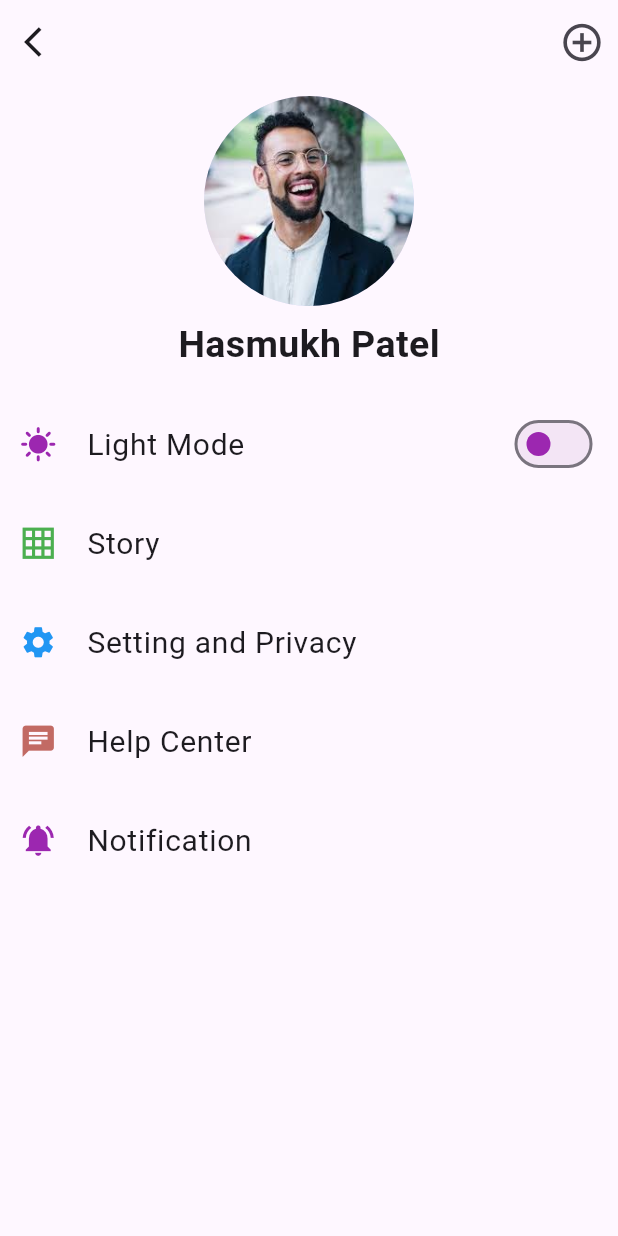
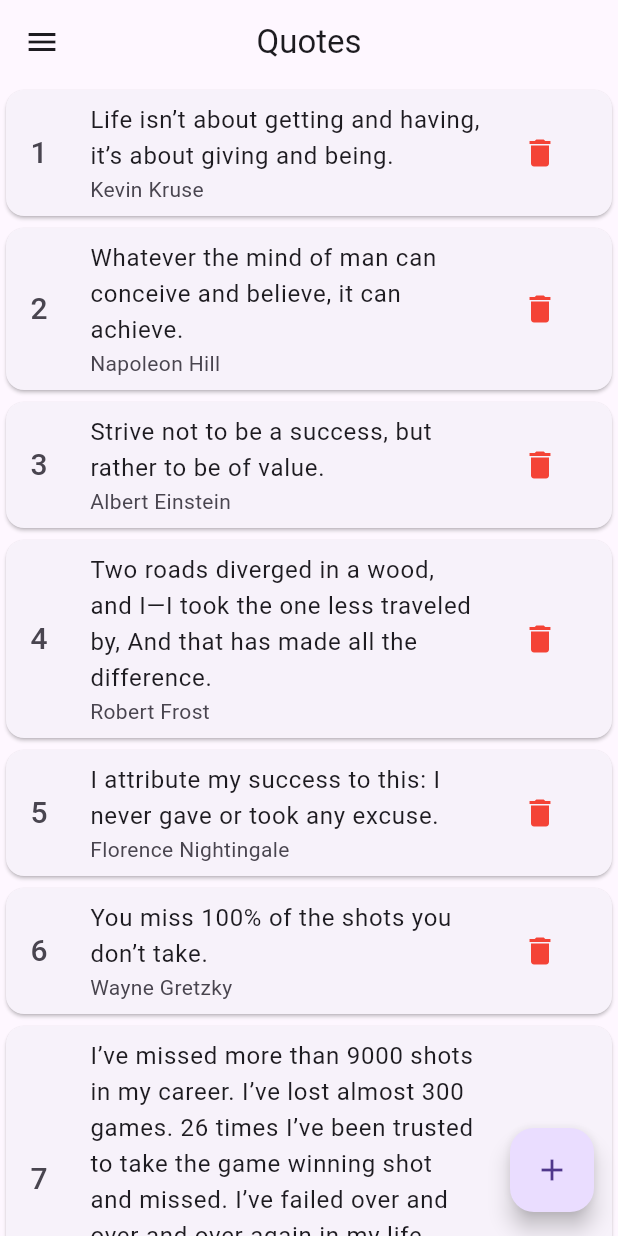
Before and after one commit to Dipeshmaurya1/AdvFlutterCh1, a Flutter app: the screen it shows after launch, on a phone screen of 412 x 824 dp. Run offline on Flutter 3.47's test engine with Material 3 defaults, Android fonts, the phone set to English and light mode, and no system bars.

Commit message:
11-07-24

```diff
--- a/lib/Screens/DailyTask/Task 1.2/View/screen_1.dart
+++ b/lib/Screens/DailyTask/Task 1.2/View/screen_1.dart
@@ -75,13 +75,6 @@ class _StepperExampleState extends State<StepperExample> {
         ),
         floatingActionButton: FloatingActionButton(
           onPressed: () {
-            setState(() {
-              if (isGrid) {
-                isGrid = false;
-              } else {
-                isGrid = true;
-              }
-            });
           },
           child: (isGrid) ? const Icon(Icons.grid_4x4) : const Icon(Icons.list),
         ),
--- a/lib/Screens/DailyTask/Task 1.4/View/HomePage.dart
+++ b/lib/Screens/DailyTask/Task 1.4/View/HomePage.dart
@@ -1,7 +1,5 @@
 import 'package:flutter/material.dart';
 import 'package:provider/provider.dart';
-
-import '../../Task 1.1/View/switchDarkTheme_toLightTheme.dart';
 import '../Provider/theme_change_provider.dart';
 import 'Component/ListTile.dart';
 
@@ -41,7 +39,7 @@ class ChangeThemeScreen extends StatelessWidget {
               Text('Hasmukh Patel',style: TextStyle(fontSize: 25,fontWeight: FontWeight.bold),),
               SizedBox(height: 15,),
               ListTiles(
-                name: Provider.of<ChangeThemeProvider>(context, listen: true).darkMode
+                name: Provider.of<ChangeThemeProvider>(context, listen: true).isDark
                     ? 'Dark Mode'
                     : 'Light Mode',
                 icon: Provider.of<ChangeThemeProvider>(context, listen: true).isDark
--- /dev/null
+++ b/lib/Screens/DailyTask/Task 1.5/Model/quoteModel.dart
@@ -0,0 +1,18 @@
+import 'package:flutter/material.dart';
+class QuoteModel
+{
+  String? author;
+  String? quote;
+  QuoteModel({this.author,this.quote});
+  factory QuoteModel.fromQuote(Map m1){
+    return QuoteModel(author: m1['author'], quote: m1['quote']);
+  }
+  List<QuoteModel> quoteModelList = [];
+  QuoteModel.toList(List l1)
+  {
+    for(int i=0; i<l1.length;i++)
+    {
+      quoteModelList.add(QuoteModel.fromQuote(l1[i]));
+    }
+  }
+}
--- /dev/null
+++ b/lib/Screens/DailyTask/Task 1.5/Provider/quoteData_provider.dart
@@ -0,0 +1,13 @@
+import 'package:advance_flutter_ch1/Utils/quoteList.dart';
+import 'package:flutter/material.dart';
+class QuoteDataProvider extends ChangeNotifier
+{
+  String? quote;
+  String? author;
+
+  void quoteData()
+  {
+    quoteList.insert(0, {'quote': quote, 'author': author});
+    notifyListeners();
+  }
+}
--- /dev/null
+++ b/lib/Screens/DailyTask/Task 1.5/View/QuoteScreen.dart
@@ -0,0 +1,39 @@
+
+
+import 'package:advance_flutter_ch1/Screens/DailyTask/Task%201.5/Model/quoteModel.dart';
+import 'package:flutter/material.dart';
+
+import '../../../../Utils/quoteList.dart';
+
+class QuoteScreen extends StatelessWidget {
+  const QuoteScreen({super.key});
+  @override
+  Widget build(BuildContext context) {
+    QuoteModelText = QuoteModel.toList(quoteList);
+    return Scaffold(
+      appBar: AppBar(
+        leading: Icon(Icons.menu),
+        centerTitle: true,
+        title: Text('Quotes'),
+
+      ),
+      body: ListView.builder(itemCount: quoteList.length,itemBuilder: (context, index) => Card(
+        child: ListTile(
+          leading: Text('${index + 1}',style: TextStyle(fontSize: 20),),
+          title: Text(QuoteModelText.quoteModelList[index].quote!),
+          subtitle: Text(QuoteModelText.quoteModelList[index].author!),
+          trailing: IconButton(onPressed: () {
+
+          }, icon: Icon(Icons.delete,color: Colors.red,)),
+        ),
+      ),),
+      floatingActionButton: FloatingActionButton(
+        onPressed: () {
+
+        },
+        child: Icon(Icons.add),
+      ),
+    );
+  }
+}
+QuoteModel QuoteModelText = QuoteModel();
--- /dev/null
+++ b/lib/Utils/quoteList.dart
@@ -0,0 +1,455 @@
+List quoteList = [
+  {
+    "quote":
+    "Life isn’t about getting and having, it’s about giving and being.",
+    "author": "Kevin Kruse"
+  },
+  {
+    "quote":
+    "Whatever the mind of man can conceive and believe, it can achieve.",
+    "author": "Napoleon Hill"
+  },
+  {
+    "quote": "Strive not to be a success, but rather to be of value.",
+    "author": "Albert Einstein"
+  },
+  {
+    "quote":
+    "Two roads diverged in a wood, and I—I took the one less traveled by, And that has made all the difference.",
+    "author": "Robert Frost"
+  },
+  {
+    "quote": "I attribute my success to this: I never gave or took any excuse.",
+    "author": "Florence Nightingale"
+  },
+  {
+    "quote": "You miss 100% of the shots you don’t take.",
+    "author": "Wayne Gretzky"
+  },
+  {
+    "quote":
+    "I’ve missed more than 9000 shots in my career. I’ve lost almost 300 games. 26 times I’ve been trusted to take the game winning shot and missed. I’ve failed over and over and over again in my life. And that is why I succeed.",
+    "author": "Michael Jordan"
+  },
+  {
+    "quote":
+    "The most difficult thing is the decision to act, the rest is merely tenacity.",
+    "author": "Amelia Earhart"
+  },
+  {
+    "quote": "Every strike brings me closer to the next home run.",
+    "author": "Babe Ruth"
+  },
+  {
+    "quote":
+    "Definiteness of purpose is the starting point of all achievement.",
+    "author": "W. Clement Stone"
+  },
+  {
+    "quote":
+    "We must balance conspicuous consumption with conscious capitalism.",
+    "author": "Kevin Kruse"
+  },
+  {
+    "quote":
+    "Life is what happens to you while you’re busy making other plans.",
+    "author": "John Lennon"
+  },
+  {"quote": "We become what we think about.", "author": "Earl Nightingale"},
+  {
+    "quote":
+    "Twenty years from now you will be more disappointed by the things that you didn’t do than by the ones you did do, so throw off the bowlines, sail away from safe harbor, catch the trade winds in your sails.  Explore, Dream, Discover.",
+    "author": "Mark Twain"
+  },
+  {
+    "quote": "Life is 10% what happens to me and 90% of how I react to it.",
+    "author": "Charles Swindoll"
+  },
+  {
+    "quote":
+    "The most common way people give up their power is by thinking they don’t have any.",
+    "author": "Alice Walker"
+  },
+  {
+    "quote": "The mind is everything. What you think you become.",
+    "author": "Buddha"
+  },
+  {
+    "quote":
+    "The best time to plant a tree was 20 years ago. The second best time is now.",
+    "author": "Chinese Proverb"
+  },
+  {"quote": "An unexamined life is not worth living.", "author": "Socrates"},
+  {
+    "quote": "Eighty percent of success is showing up.",
+    "author": "Woody Allen"
+  },
+  {
+    "quote":
+    "Your time is limited, so don’t waste it living someone else’s life.",
+    "author": "Steve Jobs"
+  },
+  {
+    "quote": "Winning isn’t everything, but wanting to win is.",
+    "author": "Vince Lombardi"
+  },
+  {
+    "quote":
+    "I am not a product of my circumstances. I am a product of my decisions.",
+    "author": "Stephen Covey"
+  },
+  {
+    "quote":
+    "Every child is an artist.  The problem is how to remain an artist once he grows up.",
+    "author": "Pablo Picasso"
+  },
+  {
+    "quote":
+    "You can never cross the ocean until you have the courage to lose sight of the shore.",
+    "author": "Christopher Columbus"
+  },
+  {
+    "quote":
+    "I’ve learned that people will forget what you said, people will forget what you did, but people will never forget how you made them feel.",
+    "author": "Maya Angelou"
+  },
+  {
+    "quote": "Either you run the day, or the day runs you.",
+    "author": "Jim Rohn"
+  },
+  {
+    "quote": "Whether you think you can or you think you can’t, you’re right.",
+    "author": "Henry Ford"
+  },
+  {
+    "quote":
+    "The two most important days in your life are the day you are born and the day you find out why.",
+    "author": "Mark Twain"
+  },
+  {
+    "quote":
+    "Whatever you can do, or dream you can, begin it.  Boldness has genius, power and magic in it.",
+    "author": "Johann Wolfgang von Goethe"
+  },
+  {"quote": "The best revenge is massive success.", "author": "Frank Sinatra"},
+  {
+    "quote":
+    "People often say that motivation doesn’t last. Well, neither does bathing.  That’s why we recommend it daily.",
+    "author": "Zig Ziglar"
+  },
+  {
+    "quote": "Life shrinks or expands in proportion to one’s courage.",
+    "author": "Anais Nin"
+  },
+  {
+    "quote":
+    "If you hear a voice within you say “you cannot paint,” then by all means paint and that voice will be silenced.",
+    "author": "Vincent Van Gogh"
+  },
+  {
+    "quote":
+    "There is only one way to avoid criticism: do nothing, say nothing, and be nothing.",
+    "author": "Aristotle"
+  },
+  {
+    "quote":
+    "Ask and it will be given to you; search, and you will find; knock and the door will be opened for you.",
+    "author": "Jesus"
+  },
+  {
+    "quote":
+    "The only person you are destined to become is the person you decide to be.",
+    "author": "Ralph Waldo Emerson"
+  },
+  {
+    "quote":
+    "Go confidently in the direction of your dreams.  Live the life you have imagined.",
+    "author": "Henry David Thoreau"
+  },
+  {
+    "quote":
+    "When I stand before God at the end of my life, I would hope that I would not have a single bit of talent left and could say, I used everything you gave me.",
+    "author": "Erma Bombeck"
+  },
+  {
+    "quote":
+    "Few things can help an individual more than to place responsibility on him, and to let him know that you trust him.",
+    "author": "Booker T. Washington"
+  },
+  {
+    "quote":
+    "Certain things catch your eye, but pursue only those that capture the heart.",
+    "author": " Ancient Indian Proverb"
+  },
+  {
+    "quote": "Believe you can and you’re halfway there.",
+    "author": "Theodore Roosevelt"
+  },
+  {
+    "quote": "Everything you’ve ever wanted is on the other side of fear.",
+    "author": "George Addair"
+  },
+  {
+    "quote":
+    "We can easily forgive a child who is afraid of the dark; the real tragedy of life is when men are afraid of the light.",
+    "author": "Plato"
+  },
+  {
+    "quote":
+    "Teach thy tongue to say, “I do not know,” and thous shalt progress.",
+    "author": "Maimonides"
+  },
+  {
+    "quote": "Start where you are. Use what you have.  Do what you can.",
+    "author": "Arthur Ashe"
+  },
+  {
+    "quote":
+    "When I was 5 years old, my mother always told me that happiness was the key to life.  When I went to school, they asked me what I wanted to be when I grew up.  I wrote down ‘happy’.  They told me I didn’t understand the assignment, and I told them they didn’t understand life.",
+    "author": "John Lennon"
+  },
+  {
+    "quote": "Fall seven times and stand up eight.",
+    "author": "Japanese Proverb"
+  },
+  {
+    "quote":
+    "When one door of happiness closes, another opens, but often we look so long at the closed door that we do not see the one that has been opened for us.",
+    "author": "Helen Keller"
+  },
+  {
+    "quote": "Everything has beauty, but not everyone can see.",
+    "author": "Confucius"
+  },
+  {
+    "quote":
+    "How wonderful it is that nobody need wait a single moment before starting to improve the world.",
+    "author": "Anne Frank"
+  },
+  {
+    "quote": "When I let go of what I am, I become what I might be.",
+    "author": "Lao Tzu"
+  },
+  {
+    "quote":
+    "Life is not measured by the number of breaths we take, but by the moments that take our breath away.",
+    "author": "Maya Angelou"
+  },
+  {
+    "quote":
+    "Happiness is not something readymade.  It comes from your own actions.",
+    "author": "Dalai Lama"
+  },
+  {
+    "quote":
+    "If you’re offered a seat on a rocket ship, don’t ask what seat! Just get on.",
+    "author": "Sheryl Sandberg"
+  },
+  {
+    "quote":
+    "First, have a definite, clear practical ideal; a goal, an objective. Second, have the necessary means to achieve your ends; wisdom, money, materials, and methods. Third, adjust all your means to that end.",
+    "author": "Aristotle"
+  },
+  {
+    "quote": "If the wind will not serve, take to the oars.",
+    "author": "Latin Proverb"
+  },
+  {
+    "quote":
+    "You can’t fall if you don’t climb.  But there’s no joy in living your whole life on the ground.",
+    "author": "Unknown"
+  },
+  {
+    "quote":
+    "We must believe that we are gifted for something, and that this thing, at whatever cost, must be attained.",
+    "author": "Marie Curie"
+  },
+  {
+    "quote":
+    "Too many of us are not living our dreams because we are living our fears.",
+    "author": "Les Brown"
+  },
+  {
+    "quote":
+    "Challenges are what make life interesting and overcoming them is what makes life meaningful.",
+    "author": "Joshua J. Marine"
+  },
+  {
+    "quote": "If you want to lift yourself up, lift up someone else.",
+    "author": "Booker T. Washington"
+  },
+  {
+    "quote":
+    "I have been impressed with the urgency of doing. Knowing is not enough; we must apply. Being willing is not enough; we must do.",
+    "author": "Leonardo da Vinci"
+  },
+  {
+    "quote":
+    "Limitations live only in our minds.  But if we use our imaginations, our possibilities become limitless.",
+    "author": "Jamie Paolinetti"
+  },
+  {
+    "quote":
+    "You take your life in your own hands, and what happens? A terrible thing, no one to blame.",
+    "author": "Erica Jong"
+  },
+  {
+    "quote":
+    "What’s money? A man is a success if he gets up in the morning and goes to bed at night and in between does what he wants to do.",
+    "author": "Bob Dylan"
+  },
+  {
+    "quote": "I didn’t fail the test. I just found 100 ways to do it wrong.",
+    "author": "Benjamin Franklin"
+  },
+  {
+    "quote":
+    "In order to succeed, your desire for success should be greater than your fear of failure.",
+    "author": "Bill Cosby"
+  },
+  {
+    "quote": "A person who never made a mistake never tried anything new.",
+    "author": " Albert Einstein"
+  },
+  {
+    "quote":
+    "The person who says it cannot be done should not interrupt the person who is doing it.",
+    "author": "Chinese Proverb"
+  },
+  {
+    "quote": "There are no traffic jams along the extra mile.",
+    "author": "Roger Staubach"
+  },
+  {
+    "quote": "It is never too late to be what you might have been.",
+    "author": "George Eliot"
+  },
+  {"quote": "You become what you believe.", "author": "Oprah Winfrey"},
+  {
+    "quote": "I would rather die of passion than of boredom.",
+    "author": "Vincent van Gogh"
+  },
+  {
+    "quote":
+    "A truly rich man is one whose children run into his arms when his hands are empty.",
+    "author": "Unknown"
+  },
+  {
+    "quote":
+    "It is not what you do for your children, but what you have taught them to do for themselves, that will make them successful human beings.",
+    "author": "Ann Landers"
+  },
+  {
+    "quote":
+    "If you want your children to turn out well, spend twice as much time with them, and half as much money.",
+    "author": "Abigail Van Buren"
+  },
+  {
+    "quote":
+    "Build your own dreams, or someone else will hire you to build theirs.",
+    "author": "Farrah Gray"
+  },
+  {
+    "quote":
+    "The battles that count aren’t the ones for gold medals. The struggles within yourself–the invisible battles inside all of us–that’s where it’s at.",
+    "author": "Jesse Owens"
+  },
+  {
+    "quote": "Education costs money.  But then so does ignorance.",
+    "author": "Sir Claus Moser"
+  },
+  {
+    "quote":
+    "I have learned over the years that when one’s mind is made up, this diminishes fear.",
+    "author": "Rosa Parks"
+  },
+  {
+    "quote": "It does not matter how slowly you go as long as you do not stop.",
+    "author": "Confucius"
+  },
+  {
+    "quote":
+    "If you look at what you have in life, you’ll always have more. If you look at what you don’t have in life, you’ll never have enough.",
+    "author": "Oprah Winfrey"
+  },
+  {
+    "quote":
+    "Remember that not getting what you want is sometimes a wonderful stroke of luck.",
+    "author": "Dalai Lama"
+  },
+  {
+    "quote":
+    "You can’t use up creativity.  The more you use, the more you have.",
+    "author": "Maya Angelou"
+  },
+  {"quote": "Dream big and dare to fail.", "author": "Norman Vaughan"},
+  {
+    "quote":
+    "Our lives begin to end the day we become silent about things that matter.",
+    "author": "Martin Luther King Jr."
+  },
+  {
+    "quote": "Do what you can, where you are, with what you have.",
+    "author": "Teddy Roosevelt"
+  },
+  {
+    "quote":
+    "If you do what you’ve always done, you’ll get what you’ve always gotten.",
+    "author": "Tony Robbins"
+  },
+  {
+    "quote": "Dreaming, after all, is a form of planning.",
+    "author": "Gloria Steinem"
+  },
+  {
+    "quote":
+    "It’s your place in the world; it’s your life. Go on and do all you can with it, and make it the life you want to live.",
+    "author": "Mae Jemison"
+  },
+  {
+    "quote":
+    "You may be disappointed if you fail, but you are doomed if you don’t try.",
+    "author": "Beverly Sills"
+  },
+  {
+    "quote": "Remember no one can make you feel inferior without your consent.",
+    "author": "Eleanor Roosevelt"
+  },
+  {
+    "quote": "Life is what we make it, always has been, always will be.",
+    "author": "Grandma Moses"
+  },
+  {
+    "quote":
+    "The question isn’t who is going to let me; it’s who is going to stop me.",
+    "author": "Ayn Rand"
+  },
+  {
+    "quote":
+    "When everything seems to be going against you, remember that the airplane takes off against the wind, not with it.",
+    "author": "Henry Ford"
+  },
+  {
+    "quote":
+    "It’s not the years in your life that count. It’s the life in your years.",
+    "author": "Abraham Lincoln"
+  },
+  {
+    "quote": "Change your thoughts and you change your world.",
+    "author": "Norman Vincent Peale"
+  },
+  {
+    "quote":
+    "Either write something worth reading or do something worth writing.",
+    "author": "Benjamin Franklin"
+  },
+  {
+    "quote": "Nothing is impossible, the word itself says, “I’m possible!”",
+    "author": "–Audrey Hepburn"
+  },
+  {
+    "quote": "The only way to do great work is to love what you do.",
+    "author": "Steve Jobs"
+  },
+  {"quote": "If you can dream it, you can achieve it.", "author": "Zig Ziglar"}
+];
--- a/lib/main.dart
+++ b/lib/main.dart
@@ -1,8 +1,10 @@
 import 'package:flutter/material.dart';
 import 'package:provider/provider.dart';
 import 'Screens/DailyTask/Task 1.1/View/switchDarkTheme_toLightTheme.dart';
+import 'Screens/DailyTask/Task 1.2/View/screen_1.dart';
 import 'Screens/DailyTask/Task 1.4/Provider/theme_change_provider.dart';
 import 'Screens/DailyTask/Task 1.4/View/HomePage.dart';
+import 'Screens/DailyTask/Task 1.5/View/QuoteScreen.dart';
 void main(){
   runApp(MyApp());
 }
@@ -20,7 +22,7 @@ class MyApp extends StatelessWidget {
             ? ThemeMode.dark
             : ThemeMode.light,
         debugShowCheckedModeBanner: false,
-        home: ChangeThemeScreen(),
+        home:QuoteScreen(),
       ),
     );
   }
```
Also changed, not shown: lib/Utils/global.dart (line endings or trailing spaces).
